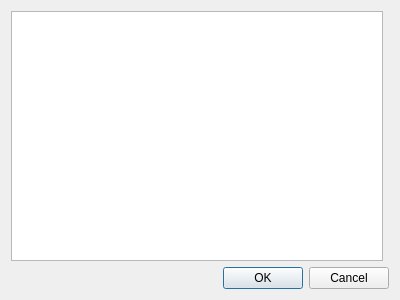
Before: the Qt Designer form src/Gui/effectsengine/ui/EffectStack.ui in luyikei/VLMC, drawn with Qt 5.
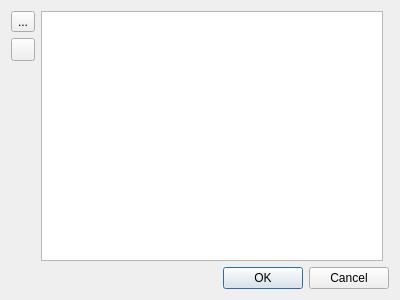
After: the same form once the commit is applied. Icons and pictures are not drawn. Custom widgets are drawn as their Qt base class.

Commit message: EffectStack: Allow items to be reordered.

```diff
--- a/src/Gui/effectsengine/ui/EffectStack.ui
+++ b/src/Gui/effectsengine/ui/EffectStack.ui
@@ -17,7 +17,59 @@
    <item>
     <layout class="QHBoxLayout" name="horizontalLayout">
      <item>
-      <widget class="QListView" name="list"/>
+      <layout class="QVBoxLayout" name="verticalLayout_2">
+       <property name="leftMargin">
+        <number>0</number>
+       </property>
+       <item>
+        <widget class="QToolButton" name="upButton">
+         <property name="toolTip">
+          <string>Move the effect up in the stack</string>
+         </property>
+         <property name="text">
+          <string>...</string>
+         </property>
+         <property name="icon">
+          <iconset resource="../../../../resources.qrc">
+           <normaloff>:/images/up</normaloff>:/images/up</iconset>
+         </property>
+        </widget>
+       </item>
+       <item>
+        <widget class="QToolButton" name="downButton">
+         <property name="toolTip">
+          <string>Move the effect down in the stack</string>
+         </property>
+         <property name="text">
+          <string/>
+         </property>
+         <property name="icon">
+          <iconset resource="../../../../resources.qrc">
+           <normaloff>:/images/down</normaloff>:/images/down</iconset>
+         </property>
+        </widget>
+       </item>
+       <item>
+        <spacer name="verticalSpacer">
+         <property name="orientation">
+          <enum>Qt::Vertical</enum>
+         </property>
+         <property name="sizeHint" stdset="0">
+          <size>
+           <width>20</width>
+           <height>40</height>
+          </size>
+         </property>
+        </spacer>
+       </item>
+      </layout>
+     </item>
+     <item>
+      <widget class="QListView" name="list">
+       <property name="alternatingRowColors">
+        <bool>true</bool>
+       </property>
+      </widget>
      </item>
      <item>
       <widget class="EffectInstanceWidget" name="instanceWidget" native="true"/>
```
Left out of the diff: 4 changed lines with no effect on the pictures. The commit also changes 4 other files.
